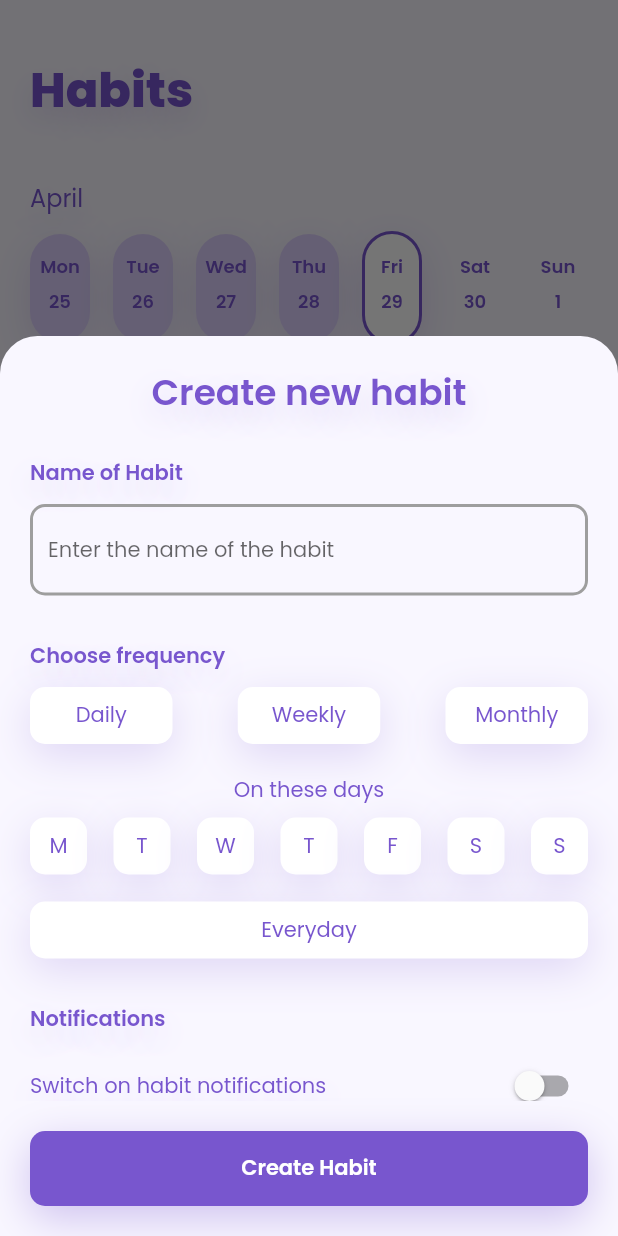
After one commit to afwcole/habittracker, a Flutter app: the screen it shows after launch, after a tap on the "add" icon, on a phone screen of 412 x 824 dp. The commit adds this screen. Run offline on Flutter 3.47's test engine with Material 2 defaults, Android fonts, the phone set to English and light mode, and no system bars; drawn by our look-alikes of expandable; our stand-ins replace google_fonts.

Commit message:
Implemented adding habits in the BottomSheet as a type of form

```diff
--- a/lib/functions/date_helper.dart
+++ b/lib/functions/date_helper.dart
@@ -26,18 +26,18 @@ String weekdayToISOString(int weekday, int noOfLetters) {
 
 String monthToISOString(int month) {
   List<String> months = [
-    "Jan",
-    "Feb",
-    "Mar",
-    "Apr",
+    "January",
+    "February",
+    "March",
+    "April",
     "May",
-    "Jun",
-    "Jul",
-    "Aug",
-    "Sep",
-    "Oct",
-    "Nov",
-    "Dec"
+    "June",
+    "July",
+    "August",
+    "September",
+    "October",
+    "November",
+    "December"
   ];
   return months[month - 1];
 }
--- a/lib/pages/homepage.dart
+++ b/lib/pages/homepage.dart
@@ -1,10 +1,11 @@
 import 'package:flutter/material.dart';
 import 'package:google_fonts/google_fonts.dart';
+import 'package:habittracker/functions/date_helper.dart';
 import 'package:habittracker/providers/app_data_provider.dart';
 import 'package:habittracker/providers/user_data_provider.dart';
-import 'package:habittracker/widgets/create_habit_bottom_sheet.dart';
 import 'package:habittracker/widgets/habit_card.dart';
 import 'package:habittracker/widgets/horizontal_calendar.dart';
+import 'package:habittracker/widgets/build_habit_bottom_sheet.dart';
 import 'package:provider/provider.dart';
 
 class HomePage extends StatelessWidget {
@@ -20,7 +21,16 @@ class HomePage extends StatelessWidget {
         elevation: 10,
         backgroundColor: const Color(0xFF7856CE),
         onPressed: () {
-          createHabitBottomSheet(context);
+          showModalBottomSheet(
+            isScrollControlled: true,
+            constraints: BoxConstraints(
+                maxHeight: MediaQuery.of(context).size.height * 0.8),
+            context: context,
+            backgroundColor: const Color(0xFFF9F7FF),
+            shape: const RoundedRectangleBorder(
+                borderRadius: BorderRadius.vertical(top: Radius.circular(25))),
+            builder: (context) => const BuildHabitBottomSheet(),
+          );
         },
         child: const Icon(
           Icons.add,
@@ -86,7 +96,7 @@ Widget mainBody(BuildContext context) {
             ),
             const SizedBox(height: 36),
             Text(
-              "January",
+              monthToISOString(DateTime.now().month),
               style: GoogleFonts.poppins(
                 textStyle: const TextStyle(
                   fontSize: 16,
--- /dev/null
+++ b/lib/widgets/build_habit_bottom_sheet.dart
@@ -0,0 +1,224 @@
+import 'package:flutter/material.dart';
+import 'package:google_fonts/google_fonts.dart';
+import 'package:habittracker/providers/user_data_provider.dart';
+import 'package:habittracker/widgets/frequency_option_widget.dart';
+import 'package:habittracker/widgets/simple_toggle.dart';
+import 'package:provider/provider.dart';
+
+class BuildHabitBottomSheet extends StatefulWidget {
+  const BuildHabitBottomSheet({Key? key}) : super(key: key);
+
+  @override
+  State<BuildHabitBottomSheet> createState() => _BuildHabitBottomSheetState();
+}
+
+class _BuildHabitBottomSheetState extends State<BuildHabitBottomSheet> {
+  final List<String> selectedOptions = [];
+  final List<int> selectedDays = [];
+  bool notificationSwitch = false;
+  String habitName = "";
+  final _formKey = GlobalKey<FormState>();
+
+  @override
+  Widget build(BuildContext context) {
+    return SizedBox(
+      height: 600,
+      child: Stack(
+        children: [
+          SingleChildScrollView(
+            child: Padding(
+              padding: const EdgeInsets.all(20),
+              child: Form(
+                key: _formKey,
+                child: Column(
+                  crossAxisAlignment: CrossAxisAlignment.start,
+                  children: [
+                    Center(
+                      child: Text(
+                        "Create new habit",
+                        style: GoogleFonts.poppins(
+                          textStyle: const TextStyle(
+                            fontSize: 24,
+                            color: Color(0xFF7856CE),
+                            fontWeight: FontWeight.w600,
+                          ),
+                          shadows: <Shadow>[
+                            const Shadow(
+                              offset: Offset(0, 8),
+                              blurRadius: 24,
+                              color: Color(0x337856CE),
+                            ),
+                          ],
+                        ),
+                      ),
+                    ),
+                    const SizedBox(
+                      height: 25,
+                    ),
+                    Text(
+                      "Name of Habit",
+                      style: GoogleFonts.poppins(
+                        textStyle: const TextStyle(
+                          fontSize: 14,
+                          color: Color(0xFF7856CE),
+                          fontWeight: FontWeight.w600,
+                        ),
+                        shadows: <Shadow>[
+                          const Shadow(
+                            offset: Offset(0, 8),
+                            blurRadius: 24,
+                            color: Color(0x337856CE),
+                          ),
+                        ],
+                      ),
+                    ),
+                    const SizedBox(height: 10),
+                    TextFormField(
+                      validator: (value) {
+                        if (value == null || value.isEmpty) {
+                          return 'Required';
+                        }
+                        return null;
+                      },
+                      onChanged: (value) {
+                        setState(() {
+                          habitName = value;
+                        });
+                      },
+                      style: GoogleFonts.poppins(
+                        textStyle: const TextStyle(
+                          fontSize: 14,
+                          fontWeight: FontWeight.w400,
+                        ),
+                      ),
+                      cursorColor: const Color(0xFF7856CE),
+                      decoration: InputDecoration(
+                        hintText: 'Enter the name of the habit',
+                        enabledBorder: OutlineInputBorder(
+                            borderRadius: BorderRadius.circular(10),
+                            borderSide: const BorderSide(
+                              width: 2,
+                              color: Colors.grey,
+                            )),
+                        focusedBorder: OutlineInputBorder(
+                            borderRadius: BorderRadius.circular(10),
+                            borderSide: const BorderSide(
+                              width: 2,
+                              color: Colors.deepPurple,
+                            )),
+                        errorBorder: OutlineInputBorder(
+                            borderRadius: BorderRadius.circular(10),
+                            borderSide: const BorderSide(
+                              width: 2,
+                              color: Colors.red,
+                            )),
+                      ),
+                    ),
+                    const SizedBox(height: 30),
+                    Text(
+                      "Choose frequency",
+                      style: GoogleFonts.poppins(
+                        textStyle: const TextStyle(
+                          fontSize: 14,
+                          color: Color(0xFF7856CE),
+                          fontWeight: FontWeight.w600,
+                        ),
+                        shadows: <Shadow>[
+                          const Shadow(
+                            offset: Offset(0, 8),
+                            blurRadius: 24,
+                            color: Color(0x337856CE),
+                          ),
+                        ],
+                      ),
+                    ),
+                    const SizedBox(height: 10),
+                    FrequencyOptionsSection(
+                        selectedDays: selectedDays,
+                        selectedOptions: selectedOptions),
+                    const SizedBox(height: 30),
+                    Text(
+                      "Notifications",
+                      style: GoogleFonts.poppins(
+                        textStyle: const TextStyle(
+                          fontSize: 14,
+                          color: Color(0xFF7856CE),
+                          fontWeight: FontWeight.w600,
+                        ),
+                        shadows: <Shadow>[
+                          const Shadow(
+                            offset: Offset(0, 8),
+                            blurRadius: 24,
+                            color: Color(0x337856CE),
+                          ),
+                        ],
+                      ),
+                    ),
+                    const SizedBox(
+                      height: 10,
+                    ),
+                    SimpleToggle(
+                      label: "Switch on habit notifications",
+                      isSwitched: notificationSwitch,
+                      onChanged: (value) {
+                        setState(() {
+                          notificationSwitch = value;
+                        });
+                      },
+                    ),
+                    const SizedBox(
+                      height: 10,
+                    ),
+                  ],
+                ),
+              ),
+            ),
+          ),
+          Align(
+            alignment: Alignment.bottomCenter,
+            child: Container(
+              color: const Color(0xFFF9F7FF),
+              padding: const EdgeInsets.all(20),
+              child: GestureDetector(
+                onTap: () {
+                  if (_formKey.currentState!.validate() &&
+                      selectedOptions.isNotEmpty) {
+                    Provider.of<UserDataProvider>(context, listen: false)
+                        .addHabitToList(habitName, selectedOptions.first,
+                            selectedDays, notificationSwitch);
+                    Navigator.pop(context);
+                  }
+                },
+                child: Container(
+                  decoration: const BoxDecoration(
+                      color: Color(0xFF7856CE),
+                      borderRadius: BorderRadius.all(Radius.circular(10)),
+                      boxShadow: [
+                        BoxShadow(
+                          color: Color(0x557856CE),
+                          blurRadius: 24,
+                          offset: Offset(0, 8),
+                        ),
+                      ]),
+                  height: 50,
+                  child: Center(
+                    child: Text(
+                      "Create Habit",
+                      style: GoogleFonts.poppins(
+                        textStyle: const TextStyle(
+                          fontSize: 14,
+                          color: Colors.white,
+                          fontWeight: FontWeight.w600,
+                        ),
+                      ),
+                    ),
+                  ),
+                ),
+              ),
+            ),
+          ),
+        ],
+      ),
+    );
+  }
+}
--- a/lib/widgets/simple_toggle.dart
+++ b/lib/widgets/simple_toggle.dart
@@ -1,16 +1,14 @@
 import 'package:flutter/material.dart';
 import 'package:google_fonts/google_fonts.dart';
 
-class SimpleToggle extends StatefulWidget {
+class SimpleToggle extends StatelessWidget {
+  final bool isSwitched;
   final String label;
-  const SimpleToggle({Key? key, required this.label}) : super(key: key);
+  final Function(bool)? onChanged;
 
-  @override
-  State<SimpleToggle> createState() => _SimpleToggleState();
-}
-
-class _SimpleToggleState extends State<SimpleToggle> {
-  bool isSwitched = false;
+  const SimpleToggle(
+      {Key? key, required this.label, required this.isSwitched, this.onChanged})
+      : super(key: key);
 
   @override
   Widget build(BuildContext context) {
@@ -18,7 +16,7 @@ class _SimpleToggleState extends State<SimpleToggle> {
       mainAxisAlignment: MainAxisAlignment.spaceBetween,
       children: [
         Text(
-          widget.label,
+          label,
           style: GoogleFonts.poppins(
             textStyle: const TextStyle(
               fontSize: 14,
@@ -36,11 +34,7 @@ class _SimpleToggleState extends State<SimpleToggle> {
         ),
         Switch(
           value: isSwitched,
-          onChanged: (value) {
-            setState(() {
-              isSwitched = value;
-            });
-          },
+          onChanged: onChanged,
           activeTrackColor: const Color(0xFFDDD0FC),
           activeColor: const Color(0xFF7856CE),
         ),
```
Also changed, not shown: lib/providers/user_data_provider.dart (+10 -10 lines), lib/widgets/create_habit_bottom_sheet.dart (deleted, +0 -185 lines), lib/widgets/frequency_option_widget.dart (+28 -23 lines).
